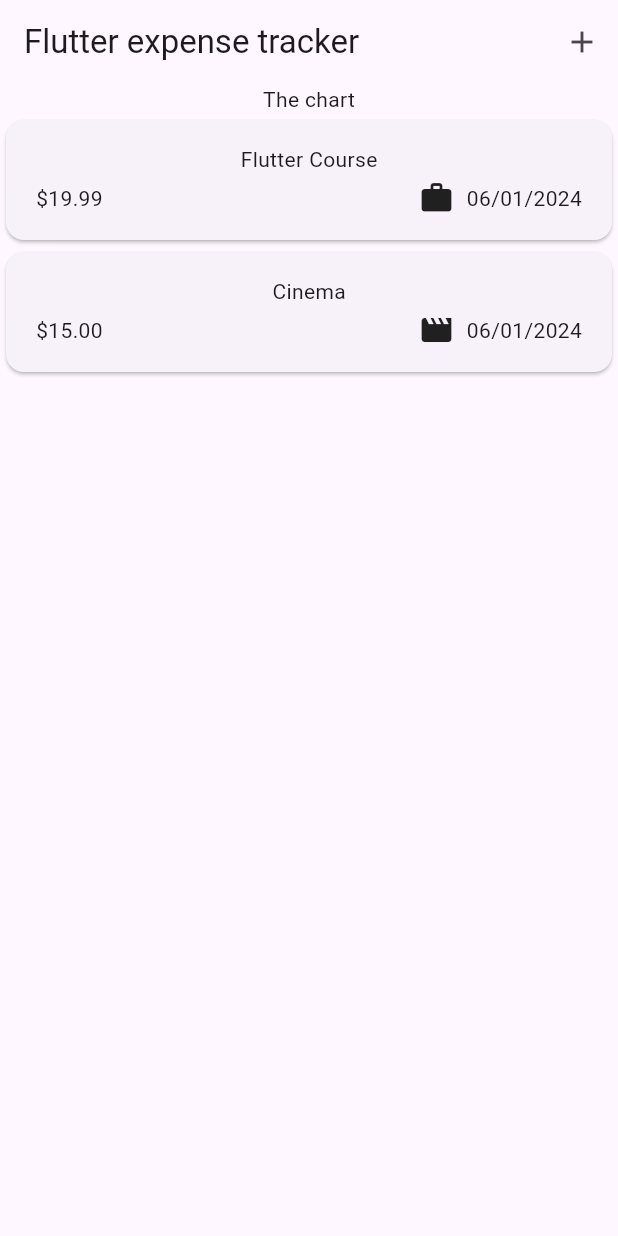
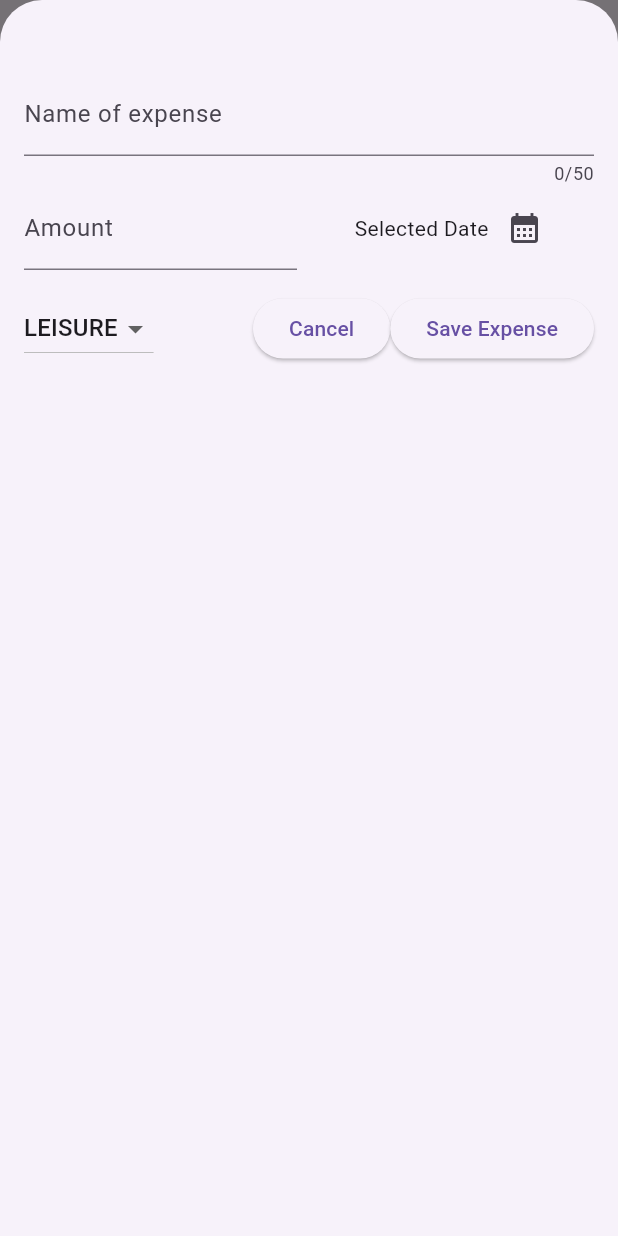
Before and after one commit to AdrianMReds/flutter_expense_tracker, a Flutter app: the screen it shows after launch, after a tap on the "add" icon, on a phone screen of 412 x 824 dp. Run offline on Flutter 3.47's test engine with Material 3 defaults, Android fonts, the phone set to English and light mode, and no system bars.

Commit message:
Adding and dismissing expenses

```diff
--- a/lib/main.dart
+++ b/lib/main.dart
@@ -3,6 +3,7 @@ import 'package:expense_tracker/screens/expenses.dart';
 
 void main() {
   runApp(const MaterialApp(
+    debugShowCheckedModeBanner: false,
     home: Expenses(),
   ));
 }
--- a/lib/screens/expenses.dart
+++ b/lib/screens/expenses.dart
@@ -1,3 +1,4 @@
+import 'package:expense_tracker/widgets/new_expense.dart';
 import 'package:flutter/material.dart';
 import 'package:expense_tracker/models/expense.dart';
 import 'package:expense_tracker/widgets/expenses_list/expenses_list.dart';
@@ -26,14 +27,62 @@ class _ExpensesState extends State<Expenses> {
     ),
   ];
 
+  void _openAddExpenseOverlay() {
+    showModalBottomSheet(
+      isScrollControlled: true,
+      context: context,
+      builder: (ctx) => NewExpense(
+        addExpense: _addExpense,
+      ),
+    );
+  }
+
+  void _addExpense(Expense expense) {
+    print('Llegué aquí');
+    setState(() {
+      _registeredExpenses.add(expense);
+    });
+  }
+
+  void _removeExpense(Expense expense) {
+    final expenseIndex = _registeredExpenses.indexOf(expense);
+    setState(() {
+      _registeredExpenses.remove(expense);
+    });
+    ScaffoldMessenger.of(context).clearSnackBars();
+    ScaffoldMessenger.of(context).showSnackBar(SnackBar(
+      duration: const Duration(seconds: 3),
+      content: const Text('Expense deleted'),
+      action: SnackBarAction(
+        label: 'Undo',
+        onPressed: () {
+          setState(() {
+            _registeredExpenses.insert(expenseIndex, expense);
+          });
+        },
+      ),
+    ));
+  }
+
   @override
   Widget build(BuildContext context) {
+    Widget mainContent = const Center(
+      child: Text('No expenses found. Start adding some!'),
+    );
+
+    if (_registeredExpenses.isNotEmpty) {
+      mainContent = ExpensesList(
+        expenses: _registeredExpenses,
+        onRemoveExpense: _removeExpense,
+      );
+    }
+
     return Scaffold(
       appBar: AppBar(
         title: const Text('Flutter expense tracker'),
         actions: [
           IconButton(
-            onPressed: () {},
+            onPressed: _openAddExpenseOverlay,
             icon: const Icon(Icons.add),
           ),
         ],
@@ -41,7 +90,9 @@ class _ExpensesState extends State<Expenses> {
       body: Column(
         children: [
           const Text('The chart'),
-          Expanded(child: ExpensesList(expenses: _registeredExpenses))
+          Expanded(
+            child: mainContent,
+          )
         ],
       ),
     );
--- a/lib/widgets/expenses_list/expenses_list.dart
+++ b/lib/widgets/expenses_list/expenses_list.dart
@@ -3,15 +3,28 @@ import 'package:expense_tracker/widgets/expenses_list/expense_item.dart';
 import 'package:expense_tracker/models/expense.dart';
 
 class ExpensesList extends StatelessWidget {
-  const ExpensesList({super.key, required this.expenses});
+  const ExpensesList(
+      {super.key, required this.expenses, required this.onRemoveExpense});
 
   final List<Expense> expenses;
+
+  final void Function(Expense expense) onRemoveExpense;
 
   @override
   Widget build(BuildContext context) {
     return ListView.builder(
       itemCount: expenses.length,
-      itemBuilder: ((context, index) => ExpenseItem(expenses[index])),
+      itemBuilder: ((context, index) => Dismissible(
+            key: ValueKey(expenses[index]),
+            direction: DismissDirection.endToStart,
+            background: Container(
+              color: Colors.red,
+            ),
+            onDismissed: (direction) {
+              onRemoveExpense(expenses[index]);
+            },
+            child: ExpenseItem(expenses[index]),
+          )),
     );
   }
 }
--- /dev/null
+++ b/lib/widgets/new_expense.dart
@@ -0,0 +1,152 @@
+import 'package:flutter/material.dart';
+import 'package:expense_tracker/models/expense.dart';
+
+class NewExpense extends StatefulWidget {
+  const NewExpense({super.key, required this.addExpense});
+
+  final void Function(Expense expense) addExpense;
+
+  @override
+  State<NewExpense> createState() => _NewExpenseState();
+}
+
+class _NewExpenseState extends State<NewExpense> {
+  final _titleController = TextEditingController();
+  final _amountController = TextEditingController();
+  DateTime? _selectedDate;
+  Category _selectedCategory = Category.leisure;
+
+  void _presentDatePicker() async {
+    final now = DateTime.now();
+    final firstDate = DateTime(now.year - 1, now.month, now.day);
+    final pickedDate = await showDatePicker(
+        context: context,
+        firstDate: firstDate,
+        lastDate: now,
+        initialDate: now);
+    setState(() {
+      _selectedDate = pickedDate;
+    });
+  }
+
+  void _submitExpenseData() {
+    final enteredAmount = double.tryParse(_amountController.text);
+    final amountIsInvalid = enteredAmount == null || enteredAmount <= 0;
+    if (_titleController.text.trim().isEmpty ||
+        amountIsInvalid ||
+        _selectedDate == null) {
+      showDialog(
+        context: context,
+        builder: ((context) => AlertDialog(
+              title: const Text('Invalid input'),
+              content: const Text(
+                  'Please make sure a valid title, amount, date and category was entered'),
+              actions: [
+                TextButton(
+                  onPressed: () {
+                    Navigator.pop(context);
+                  },
+                  child: const Text('OK'),
+                )
+              ],
+            )),
+      );
+      return;
+    }
+
+    widget.addExpense(Expense(
+        title: _titleController.text,
+        amount: enteredAmount,
+        date: _selectedDate!,
+        category: _selectedCategory));
+    Navigator.pop(context);
+  }
+
+  @override
+  void dispose() {
+    _titleController.dispose();
+    _amountController.dispose();
+    super.dispose();
+  }
+
+  @override
+  Widget build(BuildContext context) {
+    return Padding(
+      padding: const EdgeInsets.fromLTRB(16, 48, 16, 16),
+      child: Column(
+        children: [
+          TextField(
+            controller: _titleController,
+            maxLength: 50,
+            decoration: const InputDecoration(label: Text('Name of expense')),
+          ),
+          Row(
+            children: [
+              Expanded(
+                child: TextField(
+                  controller: _amountController,
+                  decoration: const InputDecoration(
+                      label: Text('Amount'), prefixText: '\$'),
+                  keyboardType: TextInputType.number,
+                ),
+              ),
+              const SizedBox(
+                width: 16,
+              ),
+              Expanded(
+                  child: Row(
+                mainAxisAlignment: MainAxisAlignment.center,
+                crossAxisAlignment: CrossAxisAlignment.center,
+                children: [
+                  Text(
+                    _selectedDate == null
+                        ? 'Selected Date'
+                        : formatter.format(_selectedDate!).toString(),
+                  ),
+                  IconButton(
+                    onPressed: _presentDatePicker,
+                    icon: const Icon(Icons.calendar_month),
+                  )
+                ],
+              ))
+            ],
+          ),
+          const SizedBox(height: 15),
+          Row(
+            mainAxisAlignment: MainAxisAlignment.center,
+            children: [
+              DropdownButton(
+                  value: _selectedCategory,
+                  items: Category.values
+                      .map(
+                        (category) => DropdownMenuItem(
+                            value: category,
+                            child: Text(category.name.toUpperCase())),
+                      )
+                      .toList(),
+                  onChanged: (value) {
+                    if (value == null) {
+                      return;
+                    }
+                    setState(() {
+                      _selectedCategory = value;
+                    });
+                  }),
+              const Spacer(),
+              ElevatedButton(
+                onPressed: () {
+                  Navigator.pop(context);
+                },
+                child: const Text('Cancel'),
+              ),
+              ElevatedButton(
+                onPressed: _submitExpenseData,
+                child: const Text('Save Expense'),
+              ),
+            ],
+          )
+        ],
+      ),
+    );
+  }
+}
```
